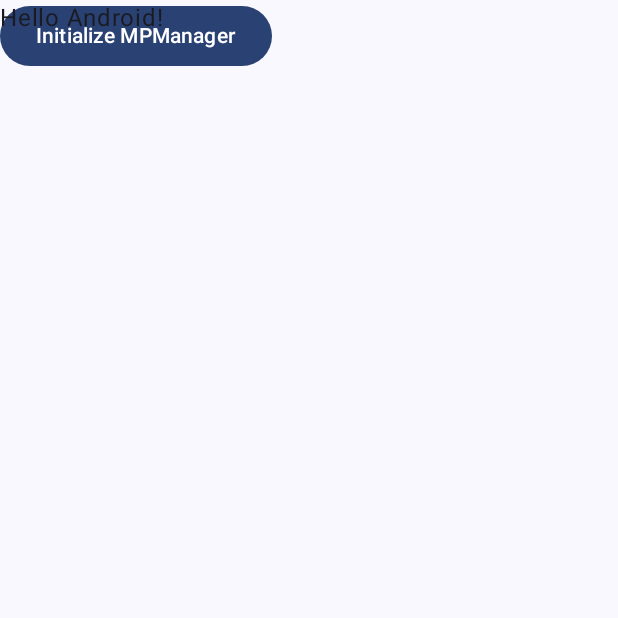
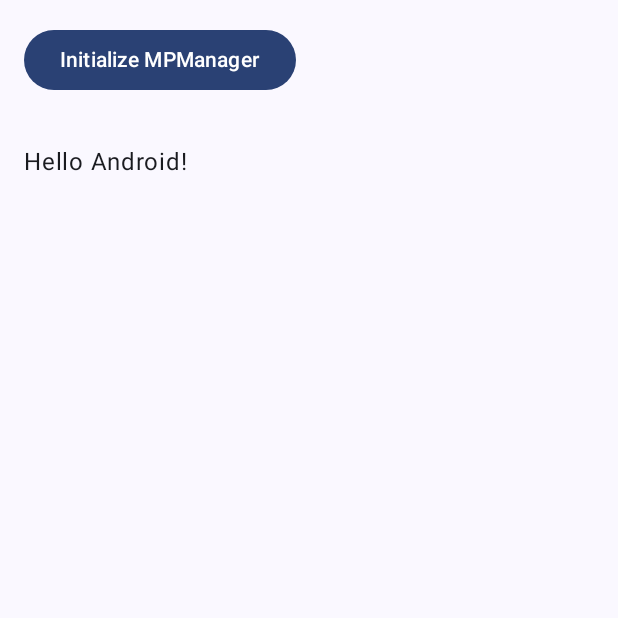
Before and after one commit to DiegoSCastro/ImportAarTestAndroid, an Android app built with Jetpack Compose: the screen it shows after launch (MainActivity), on a phone screen of 412 x 824 dp, the top half of it. Run offline under Robolectric (Android 15) with nearby library versions, the phone set to English and light mode, and no system bars; libraries missing offline, so code that uses them is left out: com.mercadolibre.android.

Commit message:
feat(main activity): add button

```diff
--- a/app/src/main/AndroidManifest.xml
+++ b/app/src/main/AndroidManifest.xml
@@ -19,14 +19,19 @@
             android:theme="@style/Theme.ImportAarTestAndroid">
             <intent-filter>
                 <action android:name="android.intent.action.MAIN" />
+                <action android:name="android.intent.action.VIEW" />
                 <category android:name="android.intent.category.DEFAULT" />
                 <category android:name="android.intent.category.HOME" />
                 <category android:name="android.intent.category.LAUNCHER" />
             </intent-filter>
         </activity>
+
         <meta-data
             android:name="com.mercadolibre.android.sdk.CLIENT_ID"
             android:value="193213529837179L" />
+        <meta-data
+            android:name="com.mercadolibre.android.sdk.OAUTH_ENABLED"
+            android:value="true" />
     </application>
 
 </manifest>
--- a/app/src/main/java/com/diegocastro/importaartestandroid/MainActivity.kt
+++ b/app/src/main/java/com/diegocastro/importaartestandroid/MainActivity.kt
@@ -4,6 +4,7 @@ import android.os.Bundle
 import androidx.activity.ComponentActivity
 import androidx.activity.compose.setContent
 import androidx.activity.enableEdgeToEdge
+import androidx.compose.foundation.layout.Column
 import androidx.compose.foundation.layout.fillMaxSize
 import androidx.compose.foundation.layout.padding
 import androidx.compose.material3.Button
@@ -12,6 +13,7 @@ import androidx.compose.material3.Text
 import androidx.compose.runtime.Composable
 import androidx.compose.ui.Modifier
 import androidx.compose.ui.tooling.preview.Preview
+import androidx.compose.ui.unit.dp
 import com.diegocastro.importaartestandroid.ui.theme.ImportAarTestAndroidTheme
 import com.mercadolibre.android.point_integration_sdk.nativesdk.MPManager
 import com.mercadolibre.android.point_integration_sdk.nativesdk.configurable.MPConfigBuilder
@@ -48,13 +50,15 @@ fun Greeting(
     modifier: Modifier = Modifier,
     onInitializeMPManager: () -> Unit
 ) {
-    Button(onClick = onInitializeMPManager) {
-        Text(text = "Initialize MPManager")
+    Column(modifier = modifier.fillMaxSize()) {
+        Button(onClick = onInitializeMPManager, modifier = Modifier.padding(16.dp)) {
+            Text(text = "Initialize MPManager")
+        }
+        Text(
+            text = "Hello $name!",
+            modifier = Modifier.padding(16.dp)
+        )
     }
-    Text(
-        text = "Hello $name!",
-        modifier = modifier
-    )
 }
 
 @Preview(showBackground = true)
```
